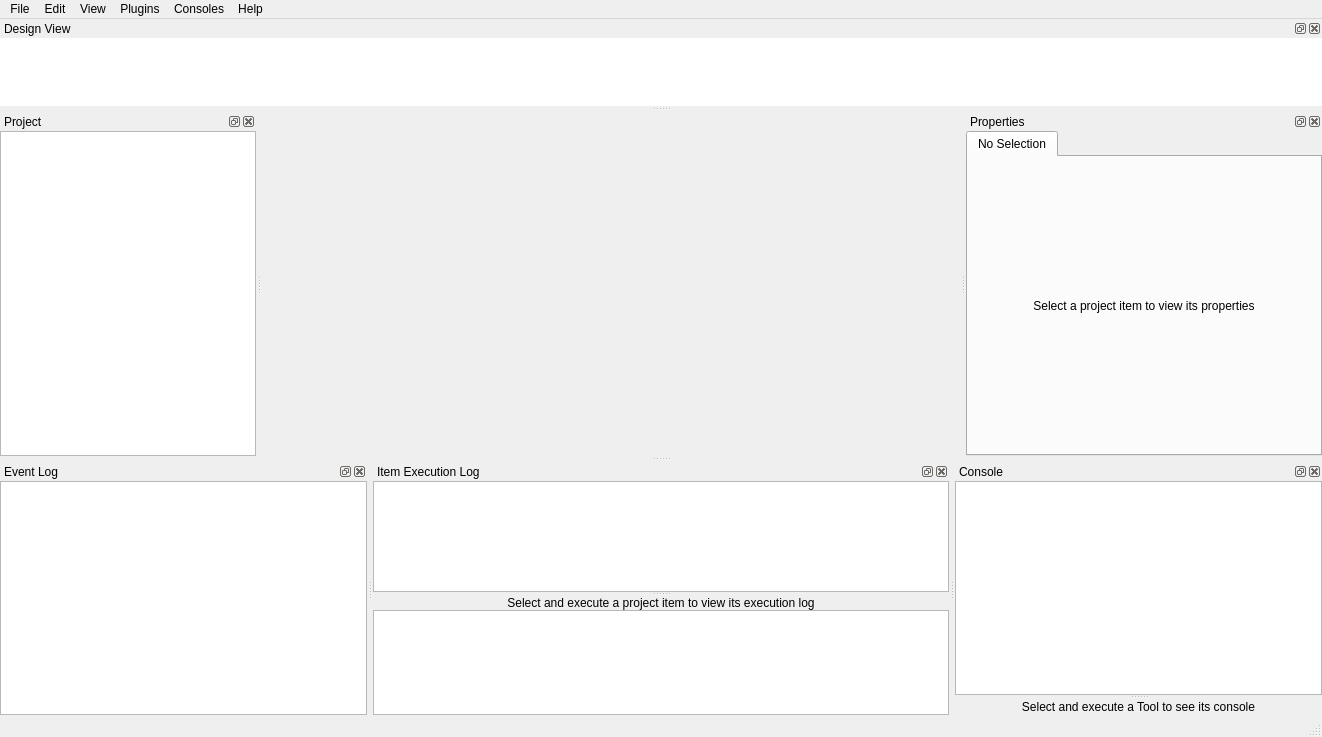
The window that spinetoolbox/ui/mainwindow.ui (spine-tools/Spine-Toolbox) describes before a commit, drawn with Qt 5.
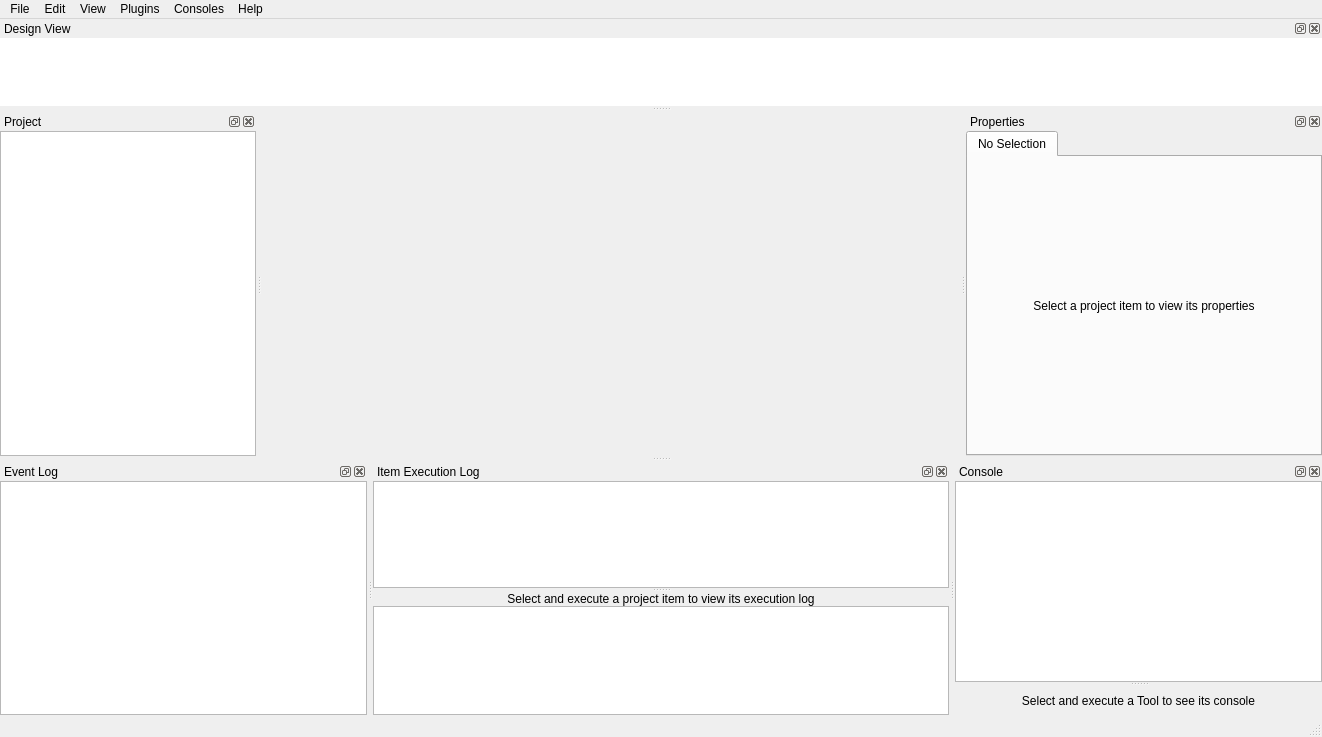
The same window after the commit. Icons and pictures are not drawn. Custom widgets are drawn as their Qt base class.

Commit message:
Make dockwidgets in main window as shrinkable as possible
Re Spine-project/Spine-Toolbox#1473

The edit to the form file:
```diff
--- a/spinetoolbox/ui/mainwindow.ui
+++ b/spinetoolbox/ui/mainwindow.ui
@@ -253,6 +253,9 @@
            <property name="alignment">
             <set>Qt::AlignCenter</set>
            </property>
+           <property name="wordWrap">
+            <bool>true</bool>
+           </property>
           </widget>
          </item>
          <item>
@@ -483,6 +486,9 @@
         <property name="alignment">
          <set>Qt::AlignCenter</set>
         </property>
+        <property name="wordWrap">
+         <bool>true</bool>
+        </property>
        </widget>
       </widget>
      </item>
```
Left out of the diff: 3 changed lines with no effect on the pictures. The commit also changes 2 other files.
